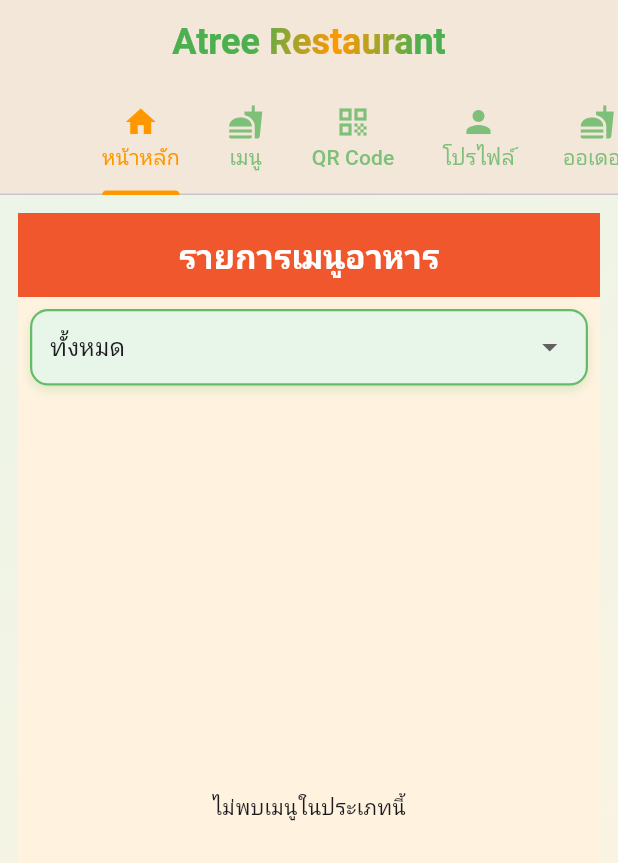
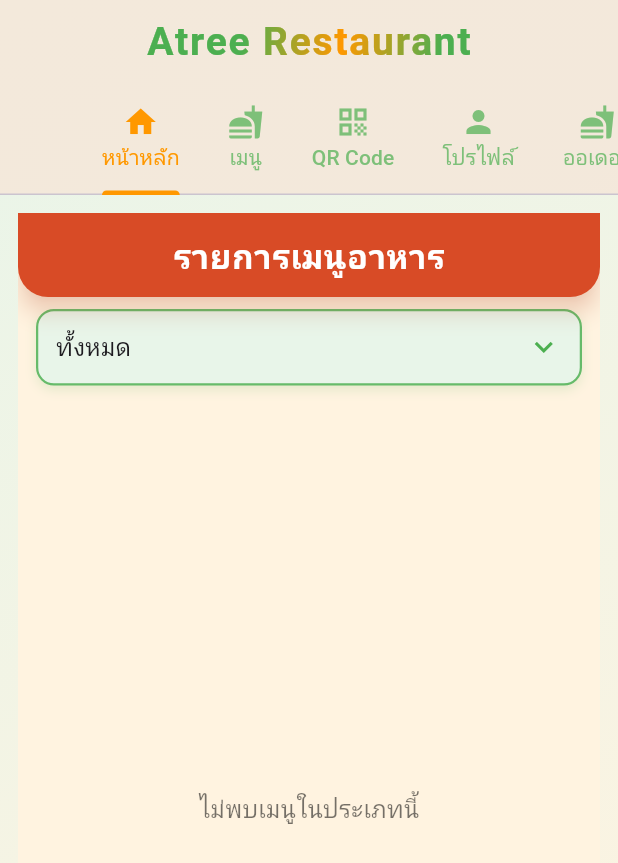
Before and after one commit to Manatchai65143038/project_Artee, a Flutter app: the screen it shows after launch, on a phone screen of 412 x 824 dp. Shown: the top 863 px of the screen. Run offline on Flutter 3.47's test engine with Material 3 defaults, Android fonts, the phone set to English and light mode, and no system bars; our stand-ins replace flutter_dotenv, photo_view, qr_flutter, screenshot, share_plus, shared_preferences; network calls fail.

Commit message:
้hot fix

```diff
--- a/project_artee/lib/page/home_page.dart
+++ b/project_artee/lib/page/home_page.dart
@@ -17,8 +17,7 @@
   State<HomePage> createState() => _HomePageState();
 }
 
-class _HomePageState extends State<HomePage>
-    with SingleTickerProviderStateMixin {
+class _HomePageState extends State<HomePage> with TickerProviderStateMixin {
   late final TabController _tabController;
 
   final List<String> _tabTitles = [
@@ -74,15 +73,15 @@
     final screenWidth = MediaQuery.of(context).size.width;
     final isDesktop = screenWidth > 600;
 
-    const Color primaryGreen = Color(0xFF4CAF50); // สีเขียวหลัก
-    const Color secondaryOrange = Color(0xFFFF9800); // สีส้มรอง
+    const Color primaryGreen = Color(0xFF4CAF50);
+    const Color secondaryOrange = Color(0xFFFF9800);
 
     return Scaffold(
       extendBodyBehindAppBar: true,
       appBar: AppBar(
-        backgroundColor: Colors.orange[50],
-        elevation: 3,
-        title: const AnimatedTitle(), // ✅ ใช้ Title แบบมีอนิเมชัน + Shimmer
+        backgroundColor: Colors.orange[50]?.withOpacity(0.9),
+        elevation: 2,
+        title: const AnimatedTitle(),
         centerTitle: true,
         iconTheme: const IconThemeData(color: primaryGreen),
         bottom:
@@ -106,10 +105,7 @@
       body: Container(
         decoration: const BoxDecoration(
           gradient: LinearGradient(
-            colors: [
-              Color(0xFFE8F5E9),
-              Color(0xFFFFF3E0),
-            ], // เขียวอ่อน -> ส้มอ่อน
+            colors: [Color(0xFFE8F5E9), Color(0xFFFFF3E0)],
             begin: Alignment.topLeft,
             end: Alignment.bottomRight,
           ),
@@ -181,7 +177,7 @@
   }
 }
 
-// ✅ Title แบบมีอนิเมชัน + Gradient + Shimmer Loop
+// ✅ Animated Shimmer + Scale + Fade
 class AnimatedTitle extends StatefulWidget {
   const AnimatedTitle({super.key});
 
@@ -201,7 +197,7 @@
   void initState() {
     super.initState();
 
-    // Fade + Scale animation
+    // Scale + Fade
     _controller = AnimationController(
       vsync: this,
       duration: const Duration(seconds: 2),
@@ -219,7 +215,7 @@
 
     _controller.forward();
 
-    // Shimmer animation (วนตลอดเวลา)
+    // Shimmer Loop
     _shimmerController = AnimationController(
       vsync: this,
       duration: const Duration(seconds: 3),
@@ -246,9 +242,9 @@
               shaderCallback: (bounds) {
                 return LinearGradient(
                   colors: const [
-                    Color(0xFF4CAF50), // เขียว
-                    Color(0xFFFF9800), // ส้ม
-                    Color(0xFF4CAF50), // เขียว (กลับมา)
+                    Color(0xFF4CAF50),
+                    Color(0xFFFF9800),
+                    Color(0xFF4CAF50),
                   ],
                   stops: [
                     (_shimmerController.value - 0.3).clamp(0.0, 1.0),
@@ -262,9 +258,10 @@
               child: const Text(
                 "Atree Restaurant",
                 style: TextStyle(
-                  color: Colors.white, // ต้องเป็นสีขาวเพื่อให้ Shader ทำงาน
+                  color: Colors.white,
                   fontWeight: FontWeight.bold,
-                  fontSize: 24,
+                  fontSize: 26,
+                  letterSpacing: 1.2,
                 ),
               ),
             );
--- a/project_artee/lib/page/menu_table_page.dart
+++ b/project_artee/lib/page/menu_table_page.dart
@@ -8,7 +8,8 @@
   State<MenuTablePage> createState() => _MenuTablePageState();
 }
 
-class _MenuTablePageState extends State<MenuTablePage> {
+class _MenuTablePageState extends State<MenuTablePage>
+    with TickerProviderStateMixin {
   List<dynamic> menus = [];
   bool loading = true;
   String? selectedType;
@@ -30,14 +31,18 @@
       setState(() => loading = false);
       ScaffoldMessenger.of(
         context,
-      ).showSnackBar(SnackBar(content: Text("Error: $e")));
+      ).showSnackBar(SnackBar(content: Text("เกิดข้อผิดพลาด: $e")));
     }
   }
 
   @override
   Widget build(BuildContext context) {
     if (loading) {
-      return const Scaffold(body: Center(child: CircularProgressIndicator()));
+      return const Scaffold(
+        body: Center(
+          child: CircularProgressIndicator(color: Colors.deepOrange),
+        ),
+      );
     }
 
     final types = menus.map((m) => m['type']?['name']).toSet().toList();
@@ -51,17 +56,28 @@
       appBar: AppBar(
         title: const Text(
           "รายการเมนูอาหาร",
-          style: TextStyle(fontWeight: FontWeight.bold, color: Colors.white),
+          style: TextStyle(
+            fontWeight: FontWeight.bold,
+            fontSize: 22,
+            color: Colors.white,
+            letterSpacing: 0.5,
+          ),
         ),
         centerTitle: true,
-        backgroundColor: Colors.deepOrange,
-        elevation: 4,
+        elevation: 6, // เพิ่มความลึกให้ shadow
+        backgroundColor: Colors.deepOrange.shade700,
+        shape: const RoundedRectangleBorder(
+          borderRadius: BorderRadius.vertical(
+            bottom: Radius.circular(20), // โค้งด้านล่างของ AppBar
+          ),
+        ),
+        shadowColor: Colors.deepOrangeAccent.withOpacity(0.4),
       ),
       body: Column(
         children: [
-          // 🥗 Dropdown Filter
+          // 🌿 Dropdown Filter
           Padding(
-            padding: const EdgeInsets.all(8.0),
+            padding: const EdgeInsets.symmetric(horizontal: 12, vertical: 8),
             child: Container(
               decoration: BoxDecoration(
                 color: Colors.green[50],
@@ -69,39 +85,59 @@
                 border: Border.all(color: Colors.green.shade400, width: 1.5),
                 boxShadow: [
                   BoxShadow(
-                    color: Colors.green.withOpacity(0.2),
+                    color: Colors.green.withOpacity(0.15),
                     blurRadius: 6,
                     offset: const Offset(0, 3),
                   ),
                 ],
               ),
               padding: const EdgeInsets.symmetric(horizontal: 12),
+              child: DropdownButtonHideUnderline(
                 child: DropdownButton<String>(
-                underline: const SizedBox(),
                   isExpanded: true,
-                hint: const Text("เลือกประเภทอาหาร"),
+                  hint: const Text(
+                    "เลือกประเภทอาหาร",
+                    style: TextStyle(
+                      color: Colors.green,
+                      fontWeight: FontWeight.w500,
+                    ),
+                  ),
                   value: selectedType,
+                  icon: const Icon(
+                    Icons.keyboard_arrow_down,
+                    color: Colors.green,
+                  ),
+                  dropdownColor: Colors.green[50],
                   items: [
                     const DropdownMenuItem(value: null, child: Text("ทั้งหมด")),
                     ...types.map(
-                    (type) =>
-                        DropdownMenuItem(value: type, child: Text(type ?? "-")),
+                      (type) => DropdownMenuItem(
+                        value: type,
+                        child: Text(
+                          type ?? "-",
+                          style: const TextStyle(fontWeight: FontWeight.w500),
+                        ),
+                      ),
                     ),
                   ],
                   onChanged: (value) {
-                  setState(() {
-                    selectedType = value;
-                  });
+                    setState(() => selectedType = value);
                   },
                 ),
               ),
             ),
+          ),
 
-          // 📋 ตารางเมนู
+          // 📋 ตารางเมนู + Animation
           Expanded(
             child:
                 filteredMenus.isEmpty
-                    ? const Center(child: Text("ไม่พบเมนูในประเภทนี้"))
+                    ? const Center(
+                      child: Text(
+                        "ไม่พบเมนูในประเภทนี้",
+                        style: TextStyle(fontSize: 16, color: Colors.black54),
+                      ),
+                    )
                     : SingleChildScrollView(
                       scrollDirection: Axis.horizontal,
                       child: ConstrainedBox(
@@ -111,7 +147,7 @@
                         child: SingleChildScrollView(
                           scrollDirection: Axis.vertical,
                           child: DataTable(
-                            columnSpacing: 20,
+                            columnSpacing: 24,
                             headingRowColor: MaterialStateProperty.all(
                               Colors.green.shade200,
                             ),
@@ -119,12 +155,8 @@
                               fontWeight: FontWeight.bold,
                               color: Colors.black87,
                             ),
-                            dataRowColor: MaterialStateProperty.resolveWith(
-                              (states) =>
-                                  states.contains(MaterialState.selected)
-                                      ? Colors.orange.shade100
-                                      : Colors.white,
-                            ),
+                            dataRowHeight: 70,
+                            dividerThickness: 1,
                             border: TableBorder.all(
                               color: Colors.green.shade100,
                               width: 1,
@@ -136,32 +168,42 @@
                               DataColumn(label: Text("สถานะ")),
                               DataColumn(label: Text("ประเภท")),
                             ],
-                            rows:
-                                filteredMenus.map((menu) {
+                            rows: List.generate(filteredMenus.length, (index) {
+                              final menu = filteredMenus[index];
                               return DataRow(
                                 cells: [
                                   DataCell(
-                                        ClipRRect(
-                                          borderRadius: BorderRadius.circular(
-                                            8,
+                                    TweenAnimationBuilder<double>(
+                                      tween: Tween(begin: 50, end: 0),
+                                      duration: Duration(
+                                        milliseconds: 400 + (index * 100),
                                       ),
+                                      builder: (context, value, child) {
+                                        return Transform.translate(
+                                          offset: Offset(value, 0),
+                                          child: Opacity(
+                                            opacity: 1 - (value / 50),
+                                            child: child,
+                                          ),
+                                        );
+                                      },
+                                      child: ClipRRect(
+                                        borderRadius: BorderRadius.circular(8),
                                         child: Image.network(
                                           menu['image'] ?? "",
                                           width: 60,
                                           height: 60,
                                           fit: BoxFit.cover,
                                           errorBuilder:
-                                                (
-                                                  context,
-                                                  error,
-                                                  stack,
-                                                ) => Container(
+                                              (context, error, stack) =>
+                                                  Container(
                                                     width: 60,
                                                     height: 60,
                                                     color: Colors.green.shade50,
                                                     child: const Icon(
                                                       Icons.fastfood,
                                                       color: Colors.deepOrange,
+                                                    ),
                                                   ),
                                         ),
                                       ),
@@ -180,17 +222,15 @@
                                   DataCell(
                                     Container(
                                       padding: const EdgeInsets.symmetric(
-                                            horizontal: 10,
-                                            vertical: 4,
+                                        horizontal: 12,
+                                        vertical: 6,
                                       ),
                                       decoration: BoxDecoration(
                                         color:
-                                                (menu['isAvailable'] == true)
+                                            menu['isAvailable'] == true
                                                 ? Colors.green
                                                 : Colors.deepOrange,
-                                            borderRadius: BorderRadius.circular(
-                                              12,
-                                            ),
+                                        borderRadius: BorderRadius.circular(14),
                                         boxShadow: [
                                           BoxShadow(
                                             color: Colors.black.withOpacity(
@@ -202,7 +242,7 @@
                                         ],
                                       ),
                                       child: Text(
-                                            (menu['isAvailable'] == true)
+                                        menu['isAvailable'] == true
                                             ? "พร้อมขาย"
                                             : "ไม่พร้อมขาย",
                                         style: const TextStyle(
@@ -222,7 +262,7 @@
                                   ),
                                 ],
                               );
-                                }).toList(),
+                            }),
                           ),
                         ),
                       ),
```
Also changed, not shown: project_artee/lib/page/menu_page.dart (+76 -15 lines). Lines whose indentation alone changed are shown as unchanged.
